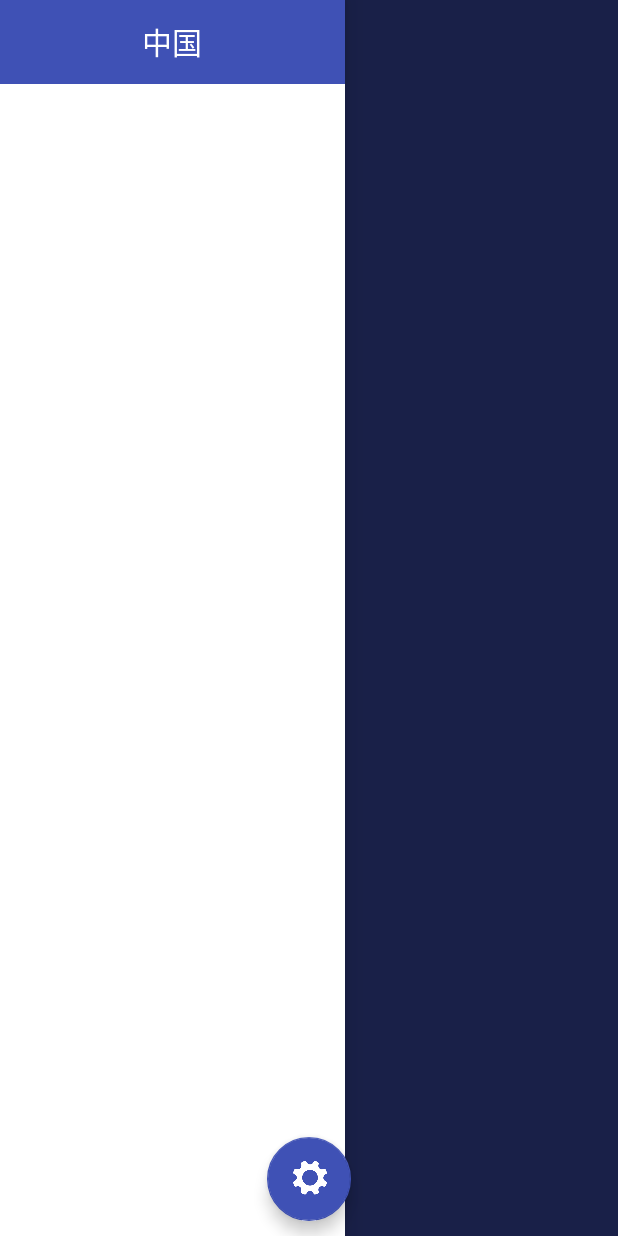
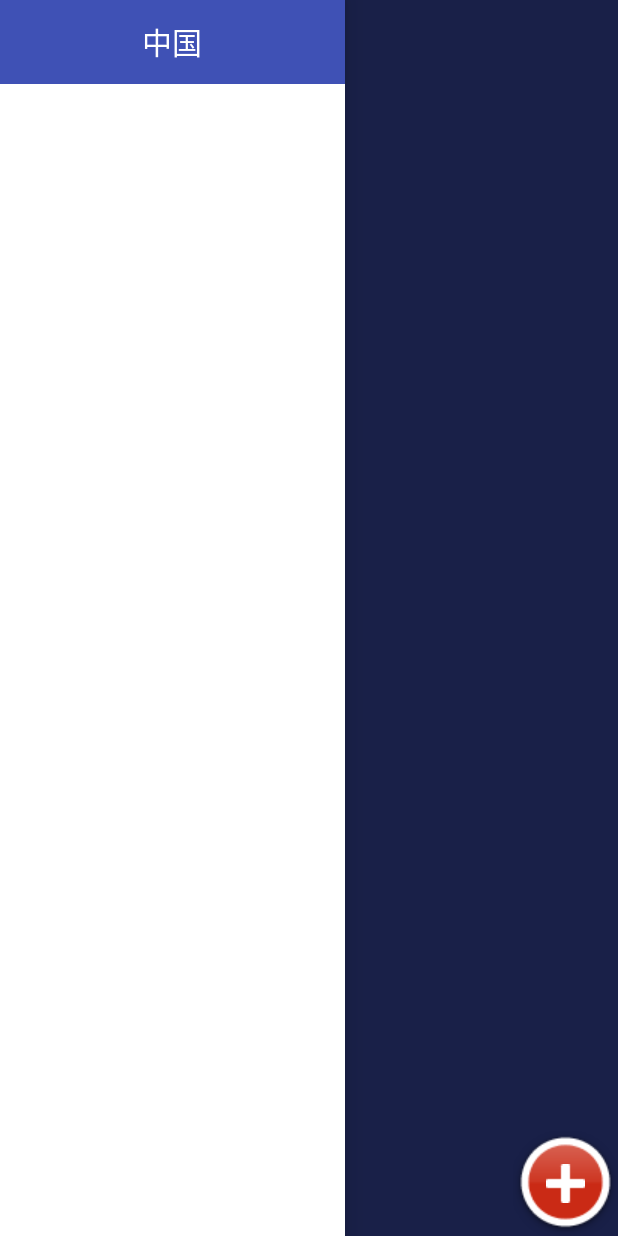
Before and after one commit to HangYongmao/CoolWeather, an Android app: the WeatherActivity screen opened directly, with no data from a screen before it, with the side drawer open, on a phone screen of 412 x 824 dp. Run offline under Robolectric (Android 15) with nearby library versions, the phone set to English and light mode, and no system bars; libraries missing offline, so code that uses them is left out: org.litepal.crud; pictures from the network do not load; 2 statements that could not run were skipped.

Commit message:
增加卫星式菜单

```diff
--- a/app/src/main/java/cn/edu/sicnu/coolweather/WeatherActivity.java
+++ b/app/src/main/java/cn/edu/sicnu/coolweather/WeatherActivity.java
@@ -1,5 +1,6 @@
 package cn.edu.sicnu.coolweather;
 
+import android.content.Context;
 import android.content.Intent;
 import android.content.SharedPreferences;
 import android.graphics.Color;
@@ -15,6 +16,7 @@ import android.util.Log;
 import android.util.TypedValue;
 import android.view.KeyEvent;
 import android.view.LayoutInflater;
+import android.view.MotionEvent;
 import android.view.View;
 import android.view.Window;
 import android.view.WindowManager;
@@ -39,6 +41,7 @@ import cn.edu.sicnu.coolweather.service.AutoUpdateService;
 import cn.edu.sicnu.coolweather.tools.UITools;
 import cn.edu.sicnu.coolweather.util.HttpUtil;
 import cn.edu.sicnu.coolweather.util.Utility;
+import cn.edu.sicnu.coolweather.view.ArcMenu;
 import okhttp3.Call;
 import okhttp3.Callback;
 import okhttp3.Response;
@@ -80,9 +83,13 @@ public class WeatherActivity extends AppCompatActivity {
 
     Weather weather;
 
-    String titleName = "";
-    String titleTime = "";
-    String titleTmp = "";
+    static String titleName = "";
+    static String titleTime = "";
+    static String titleTmp = "";
+
+    private static Context instance;
+
+    private ArcMenu mArcMenu;
 
     @Override
     protected void onCreate(Bundle savedInstanceState) {
@@ -98,6 +105,7 @@ public class WeatherActivity extends AppCompatActivity {
             getWindow().setStatusBarColor(Color.TRANSPARENT);
         }
         setContentView(R.layout.activity_weather);
+        instance = this;
 
         // 初始化各控件
         bingPicImg = (ImageView) findViewById(R.id.bing_pic_img);
@@ -125,7 +133,9 @@ public class WeatherActivity extends AppCompatActivity {
         drawerLayout = (DrawerLayout) findViewById(R.id.drawer_layout);
         navButton = (Button) findViewById(R.id.nav_button);
         swipeRefresh = (SwipeRefreshLayout) findViewById(R.id.swipe_refresh);
+        mArcMenu = findViewById(R.id.id_arc_menu);
         swipeRefresh.setColorSchemeResources(R.color.colorPrimary);
+
         UITools.elasticPadding((HorizontalScrollView) findViewById(R.id.horizontalScrollView), 500);
         SharedPreferences prefs = PreferenceManager.getDefaultSharedPreferences(this);
         String weatherString = prefs.getString("weather", null);
@@ -165,21 +175,34 @@ public class WeatherActivity extends AppCompatActivity {
         });
 
         // 悬浮菜单
-        FloatingActionButton fab_button = findViewById(R.id.fab_button);
-        fab_button.setOnClickListener(new View.OnClickListener() {
-            @Override
-            public void onClick(View view) {
-                Intent intent = new Intent(view.getContext(), SettingActivity.class);
+//        ImageView fab_button = findViewById(R.id.fab_button);
+//        fab_button.setOnClickListener(new View.OnClickListener() {
+//            @Override
+//            public void onClick(View view) {
+//                Intent intent = new Intent(view.getContext(), SettingActivity.class);
+//                intent.putExtra("weather_temperature", titleTmp + "℃");
+//                intent.putExtra("weather_time", titleTime);
+//                intent.putExtra("weather_city", titleName);
+//                Log.d(TAG, "onClick: " + titleTmp + "℃");
+//                Log.d(TAG, "onClick: " + titleTime);
+//                Log.d(TAG, "onClick: " + titleName);
+//                startActivity(intent);
+//            }
+//        });
+    }
+
+    // 启动设置界面
+    public static void startSetting() {
+        Intent intent = new Intent(instance, SettingActivity.class);
         intent.putExtra("weather_temperature", titleTmp + "℃");
         intent.putExtra("weather_time", titleTime);
         intent.putExtra("weather_city", titleName);
         Log.d(TAG, "onClick: " + titleTmp + "℃");
         Log.d(TAG, "onClick: " + titleTime);
         Log.d(TAG, "onClick: " + titleName);
-                startActivity(intent);
+        instance.startActivity(intent);
     }
-        });
-    }
+
 
     // 根据天气id请求城市天气信息
     public void requestWeather(final String weatherId) {
--- /dev/null
+++ b/app/src/main/java/cn/edu/sicnu/coolweather/view/ArcMenu.java
@@ -0,0 +1,341 @@
+package cn.edu.sicnu.coolweather.view;
+
+import android.content.Context;
+import android.content.Intent;
+import android.content.res.TypedArray;
+import android.os.Handler;
+import android.util.AttributeSet;
+import android.util.Log;
+import android.util.TypedValue;
+import android.view.View;
+import android.view.ViewGroup;
+import android.view.animation.AlphaAnimation;
+import android.view.animation.Animation;
+import android.view.animation.AnimationSet;
+import android.view.animation.RotateAnimation;
+import android.view.animation.ScaleAnimation;
+import android.view.animation.TranslateAnimation;
+
+import cn.edu.sicnu.coolweather.R;
+import cn.edu.sicnu.coolweather.SettingActivity;
+import cn.edu.sicnu.coolweather.WeatherActivity;
+import cn.edu.sicnu.coolweather.gson.Weather;
+
+/**
+ * Created by HYM on 2018/5/15 0015.
+ */
+
+public class ArcMenu extends ViewGroup implements View.OnClickListener {
+
+    private static final String TAG = "ArcMenu";
+
+    private static final int POS_LEF_TOP = 0;
+    private static final int POS_LEF_BOTTOM = 1;
+    private static final int POS_RIGHT_TOP = 2;
+    private static final int POS_RIGHT_BOTTOM = 3;
+    private Position mPosition = Position.RIGHT_BOTTOM;
+    private int mRadius;
+
+    // 菜单的状态
+    private Status mCurrentStatus = Status.CLOSE;
+
+    // 菜单的主按钮
+    private View mCButton;
+
+    //
+    private OnMenuItemClickListener mMenuItemClickListener;
+
+    public enum Status {
+        OPEN, CLOSE;
+    }
+
+    // 菜单的位置枚举类
+    public enum Position {
+        LEF_TOP, LEFT_BOTTOM, RIGHT_TOP, RIGHT_BOTTOM;
+    }
+
+    // 点击子菜单项的回调接口
+    public interface OnMenuItemClickListener {
+        void onClick(View view, int pos);
+    }
+
+    public void setOnMenuItemClickListener(OnMenuItemClickListener mMenuItemClickListener) {
+        this.mMenuItemClickListener = mMenuItemClickListener;
+    }
+
+    public ArcMenu(Context context) {
+        this(context, null);
+    }
+
+    public ArcMenu(Context context, AttributeSet attrs) {
+        this(context, attrs, 0);
+    }
+
+    public ArcMenu(Context context, AttributeSet attrs, int defStyleAttr) {
+        super(context, attrs, defStyleAttr);
+        mRadius = (int) TypedValue.applyDimension(TypedValue.COMPLEX_UNIT_DIP, 100, getResources().getDisplayMetrics());
+
+        // 获取自定义属性的值
+        TypedArray a = context.getTheme().obtainStyledAttributes(attrs, R.styleable.ArcMenu, defStyleAttr, 0);
+
+        int pos = a.getInt(R.styleable.ArcMenu_position, 3);
+        switch (pos) {
+            case POS_LEF_TOP:
+                mPosition = Position.LEF_TOP;
+                break;
+
+            case POS_LEF_BOTTOM:
+                mPosition = Position.LEFT_BOTTOM;
+                break;
+
+            case POS_RIGHT_TOP:
+                mPosition = Position.RIGHT_TOP;
+                break;
+
+            case POS_RIGHT_BOTTOM:
+                mPosition = Position.RIGHT_BOTTOM;
+                break;
+        }
+        mRadius = (int) a.getDimension(R.styleable.ArcMenu_radius, TypedValue.applyDimension(TypedValue.COMPLEX_UNIT_DIP, 100, getResources().getDisplayMetrics()));
+        Log.d(TAG, "ArcMenu: position=" + mPosition + ", radius=" + mRadius);
+        a.recycle();
+    }
+
+    @Override
+    protected void onMeasure(int widthMeasureSpec, int heightMeasureSpec) {
+        int count = getChildCount();
+        for (int i = 0; i < count; i++) {
+            // 测量child
+            measureChild(getChildAt(i), widthMeasureSpec, heightMeasureSpec);
+        }
+        super.onMeasure(widthMeasureSpec, heightMeasureSpec);
+    }
+
+    @Override
+    protected void onLayout(boolean changed, int l, int t, int r, int b) {
+        if (changed) {
+            layoutCButton();
+            int count = getChildCount();
+            for (int i = 0; i < count - 1; i++) {
+                View child = getChildAt(i + 1);
+
+                child.setVisibility(View.GONE);
+
+                int cl = (int) (mRadius * Math.sin(Math.PI / 2 / (count - 2) * i));
+                int ct = (int) (mRadius * Math.cos(Math.PI / 2 / (count - 2) * i));
+
+                int cWidth = child.getMeasuredWidth();
+                int cHeight = child.getMeasuredHeight();
+
+                // 如果菜单位置在底部 左下  右下
+                if (mPosition == Position.LEFT_BOTTOM || mPosition == Position.RIGHT_BOTTOM) {
+                    ct = getMeasuredHeight() - cHeight - ct;
+                }
+
+                // 右上 右下
+                if (mPosition == Position.RIGHT_TOP || mPosition == Position.RIGHT_BOTTOM) {
+                    cl = getMeasuredWidth() - cWidth - cl;
+                }
+                child.layout(cl, ct, cl + cWidth, ct + cHeight);
+            }
+        }
+
+    }
+
+    // 定位主菜单按钮
+    private void layoutCButton() {
+        mCButton = getChildAt(0);
+        mCButton.setOnClickListener(this);
+        int l = 0;
+        int t = 0;
+        int width = mCButton.getMeasuredWidth();
+        int height = mCButton.getMeasuredHeight();
+
+        switch (mPosition) {
+            case LEF_TOP:
+                l = 0;
+                t = 0;
+                break;
+
+            case LEFT_BOTTOM:
+                l = 0;
+                t = getMeasuredHeight() - height;
+                break;
+
+            case RIGHT_TOP:
+                l = getMeasuredWidth() - width;
+                t = 0;
+                break;
+
+            case RIGHT_BOTTOM:
+                l = getMeasuredWidth() - width;
+                t = getMeasuredHeight() - height;
+                break;
+        }
+        mCButton.layout(l, t, l + width, t + height);
+    }
+
+    @Override
+    public void onClick(View view) {
+        mCButton = findViewById(R.id.id_button);
+        if (mCButton == null) {
+            mCButton = getChildAt(0);
+        }
+        rotateCButton(view, 0f, 360f, 300);
+        toggleMenu(150);
+    }
+
+    public void toggleMenu(int duration) {
+        // 为menuItem添加平移动画和旋转动画
+        int count = getChildCount();
+        for (int i = 0; i < count - 1; i++) {
+            final View childView = getChildAt(i + 1);
+
+            childView.setVisibility(View.VISIBLE);
+
+            // end 0 0
+            // start
+            int cl = (int) (mRadius * Math.sin(Math.PI / 2 / (count - 2) * i));
+            int ct = (int) (mRadius * Math.cos(Math.PI / 2 / (count - 2) * i));
+
+            int xFlag = 1;
+            int yFlag = 1;
+
+            if (mPosition == Position.LEF_TOP || mPosition == Position.LEFT_BOTTOM) {
+                xFlag = -1;
+            }
+
+            if (mPosition == Position.LEF_TOP || mPosition == Position.RIGHT_TOP) {
+                yFlag = -1;
+            }
+            AnimationSet animSet = new AnimationSet(true);
+            Animation tranAnim = null;
+            if (mCurrentStatus == Status.CLOSE) {
+                tranAnim = new TranslateAnimation(xFlag * cl, 0, yFlag * ct, 0);
+                childView.setClickable(true);
+                childView.setFocusable(true);
+            } else {
+                tranAnim = new TranslateAnimation(0, xFlag * cl, 0, yFlag * ct);
+                childView.setClickable(false);
+                childView.setFocusable(false);
+            }
+
+            tranAnim.setFillAfter(true);
+            tranAnim.setDuration(duration);
+            tranAnim.setStartOffset((i * 100) / count);
+
+            tranAnim.setAnimationListener(new Animation.AnimationListener() {
+                @Override
+                public void onAnimationStart(Animation animation) {
+
+                }
+
+                @Override
+                public void onAnimationRepeat(Animation animation) {
+
+                }
+
+                @Override
+                public void onAnimationEnd(Animation animation) {
+                    if (mCurrentStatus == Status.CLOSE) {
+                        childView.setVisibility(View.GONE);
+                    }
+                }
+            });
+
+            // 旋转动画
+            RotateAnimation rotateAnim = new RotateAnimation(0, 720, Animation.RELATIVE_TO_SELF, 0.5f, Animation.RELATIVE_TO_SELF, 0.5f);
+            rotateAnim.setDuration(duration);
+            rotateAnim.setFillAfter(true);
+
+            animSet.addAnimation(rotateAnim);
+            animSet.addAnimation(tranAnim);
+
+            childView.startAnimation(animSet);
+
+            // 子菜单点击事件
+            final int pos = i + 1;
+            childView.setOnClickListener(new OnClickListener() {
+                @Override
+                public void onClick(View view) {
+                    if (mMenuItemClickListener != null) {
+                        mMenuItemClickListener.onClick(childView, pos);
+                    }
+                    menuItemAnim(pos - 1);
+                    changeStatus();
+                }
+            });
+        }
+        // 切换菜单状态
+        changeStatus();
+    }
+
+    // 添加menuItem的点击动画
+    private void menuItemAnim(int pos) {
+        for (int i = 0; i < getChildCount() - 1; i++) {
+            View childView = getChildAt(i + 1);
+            if (i == pos) {
+                childView.startAnimation(scaleBigAnim(300));
+            } else {
+                childView.startAnimation(scaleSmallAnim(300));
+            }
+            childView.setClickable(false);
+            childView.setFocusable(false);
+        }
+        switch (pos) {
+            case 0:
+                new Handler().postDelayed(new Runnable() {
+                    public void run() {
+                        new WeatherActivity().startSetting();
+                    }
+                }, 350);
+                break;
+        }
+    }
+
+    private Animation scaleSmallAnim(int duration) {
+        AnimationSet animationSet = new AnimationSet(true);
+        ScaleAnimation scaleAnim = new ScaleAnimation(1.0f, 0.0f, 1.0f, 0.0f, Animation.RELATIVE_TO_SELF, 0.5f, Animation.RELATIVE_TO_SELF, 0.5f);
+        AlphaAnimation alphaAnim = new AlphaAnimation(1f, 0f);
+
+        animationSet.addAnimation(scaleAnim);
+        animationSet.addAnimation(alphaAnim);
+
+        animationSet.setDuration(duration);
+        animationSet.setFillAfter(true);
+
+        return animationSet;
+    }
+
+    // 为当前点击的Item设置变大和透明度降低的动画
+    private Animation scaleBigAnim(int duration) {
+        AnimationSet animationSet = new AnimationSet(true);
+        ScaleAnimation scaleAnim = new ScaleAnimation(1.0f, 4.0f, 1.0f, 4.0f, Animation.RELATIVE_TO_SELF, 0.5f, Animation.RELATIVE_TO_SELF, 0.5f);
+        AlphaAnimation alphaAnim = new AlphaAnimation(1f, 0f);
+
+        animationSet.addAnimation(scaleAnim);
+        animationSet.addAnimation(alphaAnim);
+
+        animationSet.setDuration(duration);
+        animationSet.setFillAfter(true);
+
+        return animationSet;
+    }
+
+    private void changeStatus() {
+        mCurrentStatus = mCurrentStatus == Status.CLOSE ? Status.OPEN : Status.CLOSE;
+    }
+
+    public boolean isOpen() {
+        return mCurrentStatus == Status.OPEN;
+    }
+
+    // 切换菜单
+    private void rotateCButton(View view, float start, float end, int duration) {
+        RotateAnimation anim = new RotateAnimation(start, end, Animation.RELATIVE_TO_SELF, 0.5f, Animation.RELATIVE_TO_SELF, 0.5f);
+
+        anim.setDuration(duration);
+        anim.setFillAfter(true);
+        view.startAnimation(anim);
+    }
+}
--- a/app/src/main/res/layout/activity_weather.xml
+++ b/app/src/main/res/layout/activity_weather.xml
@@ -59,13 +59,15 @@
 
     </android.support.v4.widget.DrawerLayout>
 
-    <android.support.design.widget.FloatingActionButton
-        android:id="@+id/fab_button"
-        android:layout_width="wrap_content"
-        android:layout_height="wrap_content"
-        android:layout_gravity="bottom|center"
-        android:layout_margin="10dp"
-        android:src="@drawable/setting"
-        app:backgroundTint="@color/colorPrimary" />
+    <!--<android.support.design.widget.FloatingActionButton-->
+    <!--android:id="@+id/fab_button"-->
+    <!--android:layout_width="wrap_content"-->
+    <!--android:layout_height="wrap_content"-->
+    <!--android:layout_gravity="bottom|center"-->
+    <!--android:layout_margin="10dp"-->
+    <!--android:src="@drawable/setting"-->
+    <!--app:backgroundTint="@color/colorPrimary" />-->
+
+    <include layout="@layout/menu_right_bottom" />
 
 </FrameLayout>
--- /dev/null
+++ b/app/src/main/res/layout/menu_right_bottom.xml
@@ -0,0 +1,68 @@
+<?xml version="1.0" encoding="utf-8"?>
+<cn.edu.sicnu.coolweather.view.ArcMenu xmlns:android="http://schemas.android.com/apk/res/android"
+    xmlns:app="http://schemas.android.com/apk/res-auto"
+    xmlns:tools="http://schemas.android.com/tools"
+    android:id="@+id/id_arc_menu"
+    android:layout_width="match_parent"
+    android:layout_height="match_parent"
+    app:position="right_bottom"
+    app:radius="170dp">
+
+    <RelativeLayout
+        android:layout_width="wrap_content"
+        android:layout_height="wrap_content"
+        android:background="@drawable/composer_button">
+
+        <ImageView
+            android:id="@+id/id_button"
+            android:layout_width="wrap_content"
+            android:layout_height="wrap_content"
+            android:layout_centerInParent="true"
+            android:src="@drawable/composer_icn_plus" />
+
+    </RelativeLayout>
+
+    <RelativeLayout
+        android:id="@+id/fab_button"
+        android:layout_width="wrap_content"
+        android:layout_height="wrap_content">
+
+        <ImageView
+            android:layout_width="wrap_content"
+            android:layout_height="wrap_content"
+            android:src="@drawable/setting_background"
+            android:tag="Setting" />
+
+        <ImageView
+            android:layout_width="26dp"
+            android:layout_height="26dp"
+            android:layout_centerInParent="true"
+            android:src="@drawable/setting" />
+
+    </RelativeLayout>
+
+    <ImageView
+        android:layout_width="wrap_content"
+        android:layout_height="wrap_content"
+        android:src="@drawable/composer_place"
+        android:tag="Place" />
+
+    <ImageView
+        android:layout_width="wrap_content"
+        android:layout_height="wrap_content"
+        android:src="@drawable/composer_sleep"
+        android:tag="Sleep" />
+
+    <ImageView
+        android:layout_width="wrap_content"
+        android:layout_height="wrap_content"
+        android:src="@drawable/composer_thought"
+        android:tag="Thought" />
+
+    <ImageView
+        android:layout_width="wrap_content"
+        android:layout_height="wrap_content"
+        android:src="@drawable/composer_with"
+        android:tag="People" />
+
+</cn.edu.sicnu.coolweather.view.ArcMenu>
```
Also changed, not shown: app/src/main/res/values-v21/attr.xml (added, +18 -0 lines), app/src/main/res/drawable/composer_button.png (added), app/src/main/res/drawable/composer_camera.png (added), app/src/main/res/drawable/composer_icn_plus.png (added), app/src/main/res/drawable/composer_music.png (added), app/src/main/res/drawable/composer_place.png (added), app/src/main/res/drawable/composer_sleep.png (added), app/src/main/res/drawable/composer_thought.png (added), app/src/main/res/drawable/composer_with.png (added), app/src/main/res/drawable/setting_background.png (added). Lines whose indentation alone changed are shown as unchanged.
